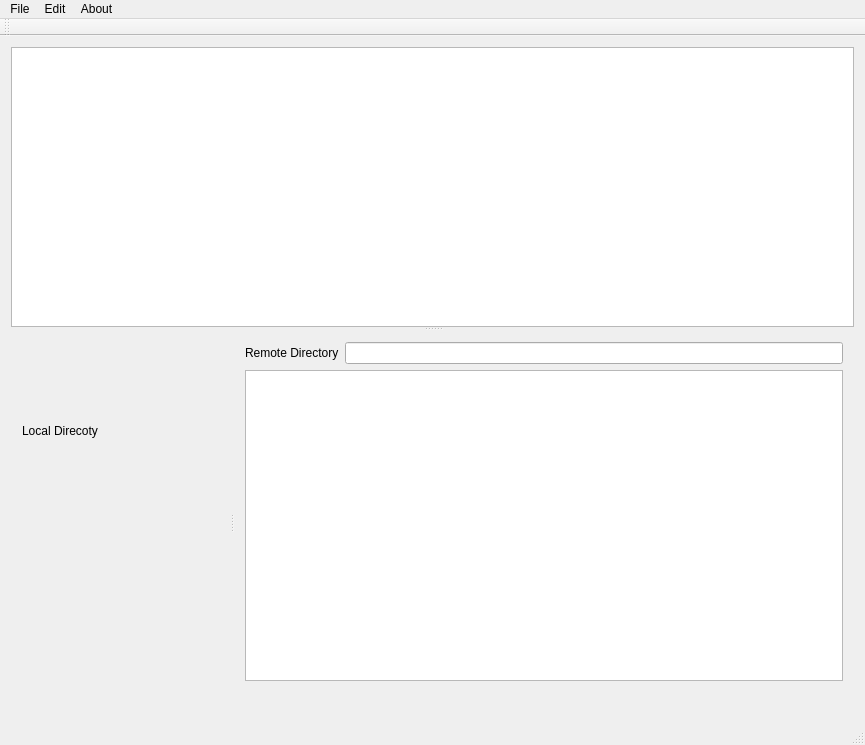
This is mainwindow.ui in journeymidnight/S3ClientGUI as Qt 5 draws it before an edit. The edited form follows.
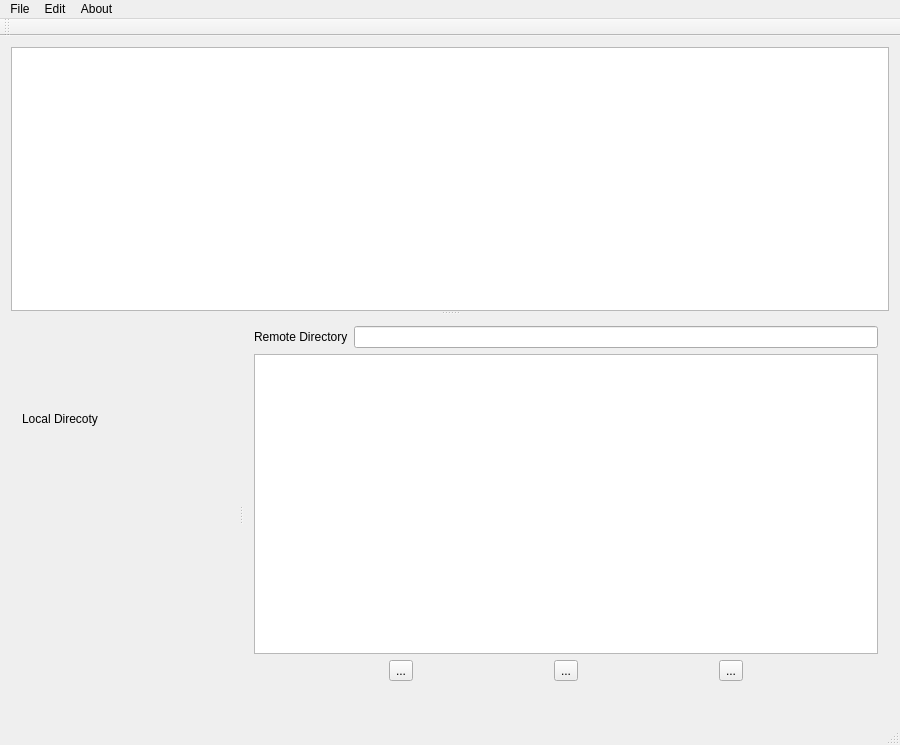
This is the edited form.

Commit message: add main icon add bucketActions: create/delete/refresh add keyboard shortcuts for localfsview and s3view: Enter/Backspace/Delete

Patch:
```diff
--- a/mainwindow.ui
+++ b/mainwindow.ui
@@ -6,7 +6,7 @@
    <rect>
     <x>0</x>
     <y>0</y>
-    <width>865</width>
+    <width>900</width>
     <height>745</height>
    </rect>
   </property>
@@ -74,6 +74,40 @@
            </property>
           </widget>
          </item>
+         <item>
+          <layout class="QHBoxLayout" name="horizontalLayout_BucketAction">
+           <item>
+            <widget class="QToolButton" name="toolButton_bucketCreate">
+             <property name="text">
+              <string>...</string>
+             </property>
+             <property name="toolButtonStyle">
+              <enum>Qt::ToolButtonTextBesideIcon</enum>
+             </property>
+            </widget>
+           </item>
+           <item>
+            <widget class="QToolButton" name="toolButton_bucketDelete">
+             <property name="text">
+              <string>...</string>
+             </property>
+             <property name="toolButtonStyle">
+              <enum>Qt::ToolButtonTextBesideIcon</enum>
+             </property>
+            </widget>
+           </item>
+           <item>
+            <widget class="QToolButton" name="toolButton_bucketRefresh">
+             <property name="text">
+              <string>...</string>
+             </property>
+             <property name="toolButtonStyle">
+              <enum>Qt::ToolButtonTextBesideIcon</enum>
+             </property>
+            </widget>
+           </item>
+          </layout>
+         </item>
          <item>
           <widget class="QLabel" name="S3Info">
            <property name="text">
@@ -93,7 +127,7 @@
     <rect>
      <x>0</x>
      <y>0</y>
-     <width>865</width>
+     <width>880</width>
      <height>23</height>
     </rect>
    </property>
```
Left out of the diff: 6 changed lines with no effect on the pictures. The commit also changes 15 other files.
